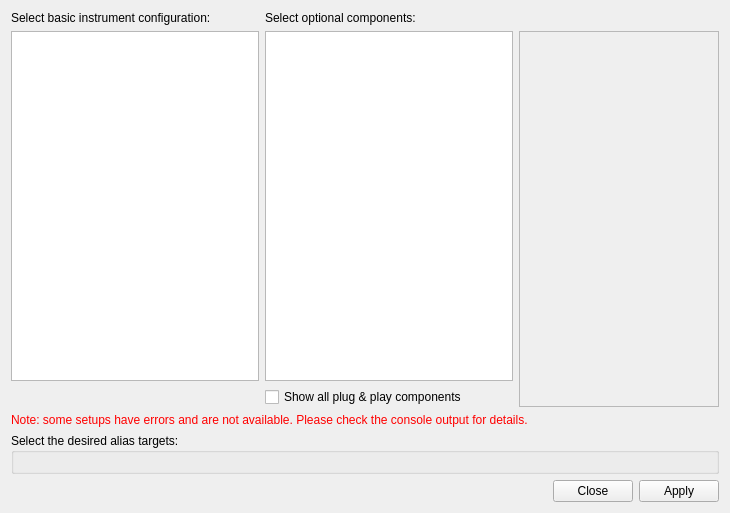
Old version of the form nicos_ess/gui/panels/ui_files/setups.ui in the repository ess-dmsc/nicos.
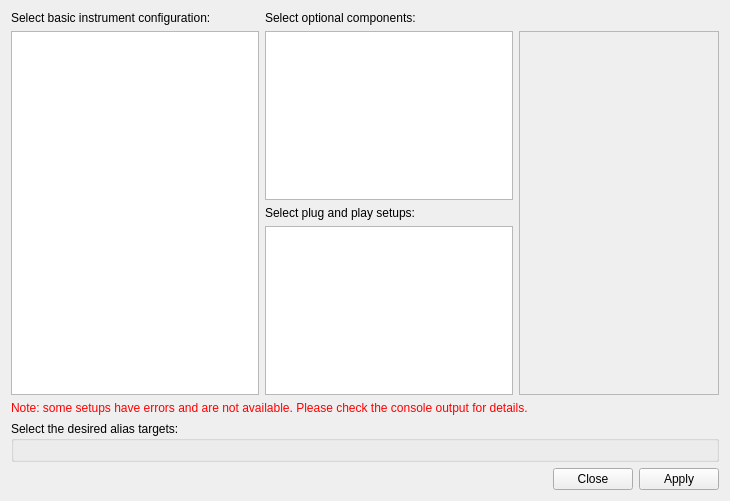
New version of the form.

What changed in the file:
```diff
--- a/nicos_ess/gui/panels/ui_files/setups.ui
+++ b/nicos_ess/gui/panels/ui_files/setups.ui
@@ -16,7 +16,7 @@
   <layout class="QVBoxLayout" name="verticalLayout">
    <item>
     <layout class="QGridLayout" name="gridLayout_4">
-     <item row="1" column="0">
+     <item row="1" column="0" rowspan="3">
       <widget class="QListWidget" name="basicSetup">
        <property name="minimumSize">
         <size>
@@ -36,6 +36,23 @@
        </property>
       </widget>
      </item>
+     <item row="2" column="1">
+      <widget class="QLabel" name="label_pnp">
+       <property name="text">
+        <string>Select plug and play setups:     </string>
+       </property>
+      </widget>
+     </item>
+     <item row="3" column="1">
+      <widget class="QListWidget" name="pnpSetups">
+       <property name="minimumSize">
+        <size>
+         <width>180</width>
+         <height>0</height>
+        </size>
+       </property>
+      </widget>
+     </item>
      <item row="0" column="0">
       <widget class="QLabel" name="label">
        <property name="text">
@@ -50,14 +67,7 @@
        </property>
       </widget>
      </item>
-     <item row="2" column="1">
-      <widget class="QCheckBox" name="showPnpBox">
-       <property name="text">
-        <string>Show all plug &amp;&amp; play components</string>
-       </property>
-      </widget>
-     </item>
-     <item row="1" column="2" rowspan="2">
+     <item row="1" column="2" rowspan="3">
       <widget class="QLabel" name="setupDescription">
        <property name="minimumSize">
         <size>
```
